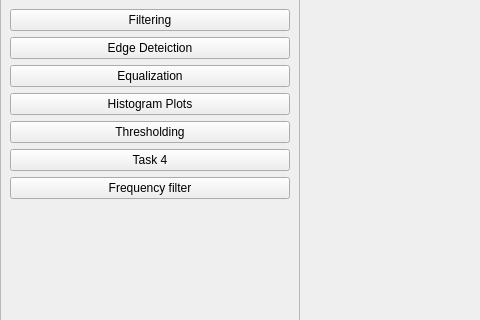
SBME2025-ComputerVision/Task1_CV_CPP, file Task1/UI/mainwindow.ui: the form before one commit; both pictures show x 0 to 480 and y 214 to 534 of the 1449 by 615 pixel window.
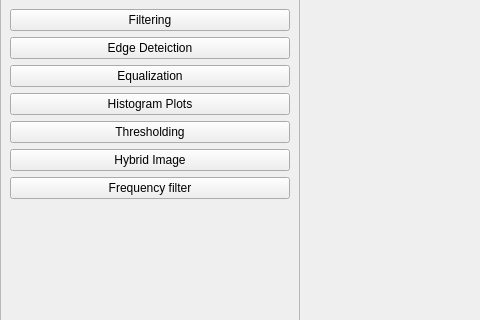
The form after the commit.

The edit to the form file:
```diff
--- a/Task1/UI/mainwindow.ui
+++ b/Task1/UI/mainwindow.ui
@@ -109,7 +109,7 @@
        <item>
         <widget class="QPushButton" name="hybridBtn">
          <property name="text">
-          <string>Task 4</string>
+          <string>Hybrid Image</string>
          </property>
         </widget>
        </item>
```
